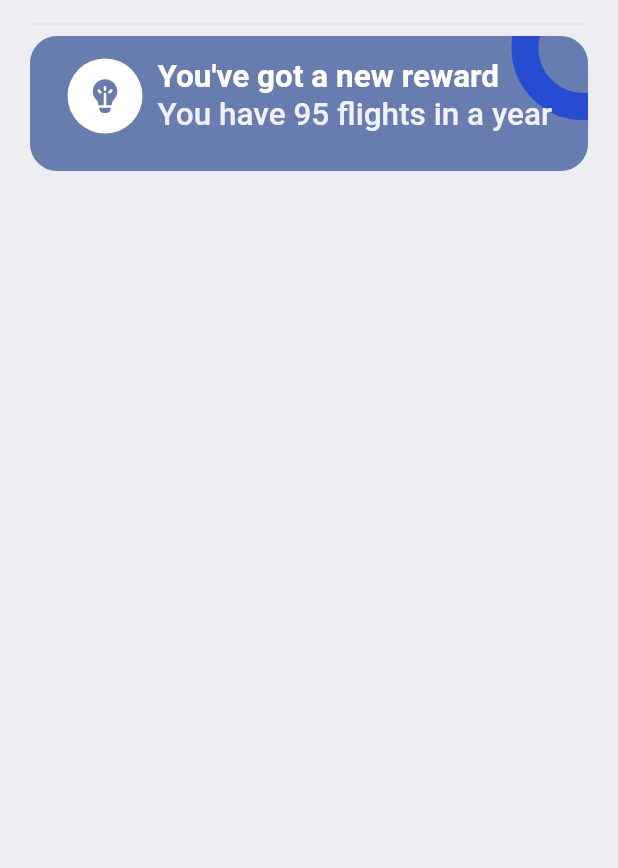
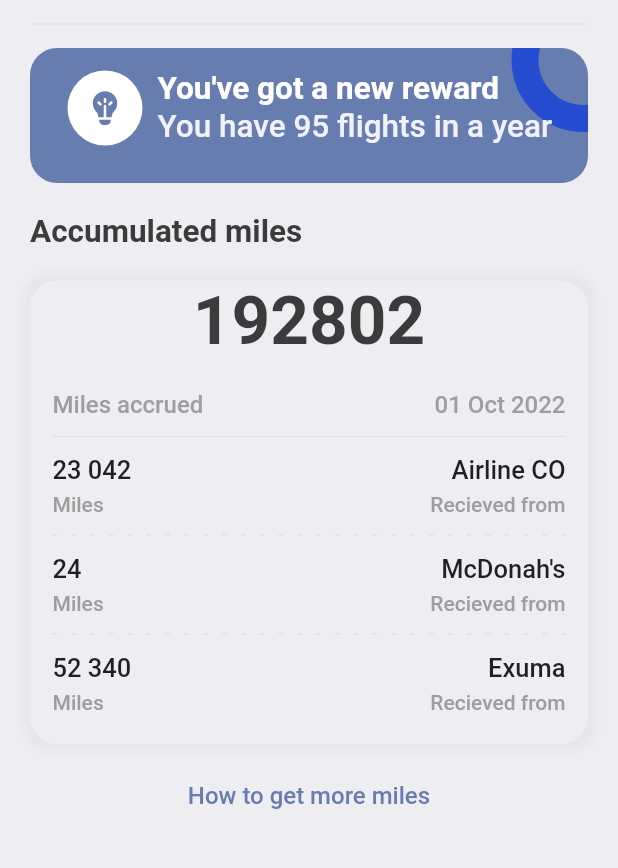
Before and after one commit to fhgaha/BookTicketsApp, a Flutter app: the ProfileScreen screen opened directly, on a phone screen of 412 x 824 dp, the part 219-1087 px from its top. Run offline on Flutter 3.47's test engine with Material 2 defaults, Android fonts, the phone set to English and light mode, and no system bars; our stand-ins replace barcode_widget, fluentui_icons, gap, get; missing offline and left inert: barcode.

Commit message:
profile creen done

```diff
--- a/lib/screens/profile_screen.dart
+++ b/lib/screens/profile_screen.dart
@@ -1,9 +1,9 @@
 import 'package:booktickets/utils/app_layout.dart';
 import 'package:booktickets/utils/app_styles.dart';
+import 'package:booktickets/widgets/column_layout.dart';
+import 'package:booktickets/widgets/layout_builder_widget.dart';
 import 'package:fluentui_icons/fluentui_icons.dart';
 import 'package:flutter/material.dart';
-import 'package:flutter/src/widgets/container.dart';
-import 'package:flutter/src/widgets/framework.dart';
 import 'package:gap/gap.dart';
 
 class ProfileScreen extends StatelessWidget {
@@ -113,6 +113,7 @@ class ProfileScreen extends StatelessWidget {
           ),
           Gap(AppLayout.getHeight(8)),
           Divider(color: Colors.grey.shade300),
+          Gap(AppLayout.getHeight(8)),
           //youve got new award
           Stack(
             children: [
@@ -139,13 +140,14 @@ class ProfileScreen extends StatelessWidget {
                   ),
                 ),
               ),
+              //content
               Container(
                 padding: EdgeInsets.symmetric(
                   horizontal: AppLayout.getHeight(25),
                   vertical: AppLayout.getHeight(15),
                 ),
                 child: Row(
-                  mainAxisAlignment: MainAxisAlignment.start,
+                  mainAxisAlignment: MainAxisAlignment.center,
                   crossAxisAlignment: CrossAxisAlignment.center,
                   children: [
                     //lightbulb
@@ -184,6 +186,122 @@ class ProfileScreen extends StatelessWidget {
               ),
             ],
           ),
+          Gap(AppLayout.getHeight(20)),
+          Text("Accumulated miles", style: Styles.headLineStyle2),
+          Gap(AppLayout.getHeight(20)),
+          Container(
+            padding: EdgeInsets.symmetric(horizontal: AppLayout.getWidth(15)),
+            decoration: BoxDecoration(
+              borderRadius: BorderRadius.circular(AppLayout.getHeight(18)),
+              color: Styles.bgColor,
+              boxShadow: const [
+                BoxShadow(
+                  color: Color.fromARGB(114, 217, 223, 225),
+                  blurRadius: 5,
+                  spreadRadius: 5,
+                ),
+              ],
+            ),
+            child: Column(
+              children: [
+                Text(
+                  "192802",
+                  style: TextStyle(
+                    fontSize: 45,
+                    color: Styles.textColor,
+                    fontWeight: FontWeight.w600,
+                  ),
+                ),
+                Gap(AppLayout.getHeight(20)),
+                Row(
+                  mainAxisAlignment: MainAxisAlignment.spaceBetween,
+                  children: [
+                    Text(
+                      "Miles accrued",
+                      style: Styles.headLineStyle4.copyWith(fontSize: 16),
+                    ),
+                    Text(
+                      "01 Oct 2022",
+                      style: Styles.headLineStyle4.copyWith(fontSize: 16),
+                    ),
+                  ],
+                ),
+                Gap(AppLayout.getHeight(4)),
+                Divider(color: Colors.grey.shade300),
+                Gap(AppLayout.getHeight(4)),
+                Row(
+                  mainAxisAlignment: MainAxisAlignment.spaceBetween,
+                  children: const [
+                    AppColumnLayout(
+                      firstText: "23 042",
+                      secondText: "Miles",
+                      alignment: CrossAxisAlignment.start,
+                      isColor: true,
+                    ),
+                    AppColumnLayout(
+                      firstText: "Airline CO",
+                      secondText: "Recieved from",
+                      alignment: CrossAxisAlignment.end,
+                      isColor: true,
+                    ),
+                  ],
+                ),
+                Gap(AppLayout.getHeight(12)),
+                const AppLayoutBuilderWidget(sections: 12, isColor: true),
+                Gap(AppLayout.getHeight(12)),
+                Row(
+                  mainAxisAlignment: MainAxisAlignment.spaceBetween,
+                  children: const [
+                    AppColumnLayout(
+                      firstText: "24",
+                      secondText: "Miles",
+                      alignment: CrossAxisAlignment.start,
+                      isColor: true,
+                    ),
+                    AppColumnLayout(
+                      firstText: "McDonah's",
+                      secondText: "Recieved from",
+                      alignment: CrossAxisAlignment.end,
+                      isColor: true,
+                    ),
+                  ],
+                ),
+                Gap(AppLayout.getHeight(12)),
+                const AppLayoutBuilderWidget(sections: 12, isColor: true),
+                Gap(AppLayout.getHeight(12)),
+                Row(
+                  mainAxisAlignment: MainAxisAlignment.spaceBetween,
+                  children: const [
+                    AppColumnLayout(
+                      firstText: "52 340",
+                      secondText: "Miles",
+                      alignment: CrossAxisAlignment.start,
+                      isColor: true,
+                    ),
+                    AppColumnLayout(
+                      firstText: "Exuma",
+                      secondText: "Recieved from",
+                      alignment: CrossAxisAlignment.end,
+                      isColor: true,
+                    ),
+                  ],
+                ),
+                Gap(AppLayout.getHeight(20)),
+              ],
+            ),
+          ),
+          Gap(AppLayout.getHeight(25)),
+          Center(
+            child: InkWell(
+              onTap: () =>
+                  print("You tabbed How to get more miles on profile screen"),
+              child: Text(
+                "How to get more miles",
+                style: Styles.textStyle.copyWith(
+                    color: Styles.primaryColor, fontWeight: FontWeight.w500),
+              ),
+            ),
+          ),
         ],
       ),
     );
```
